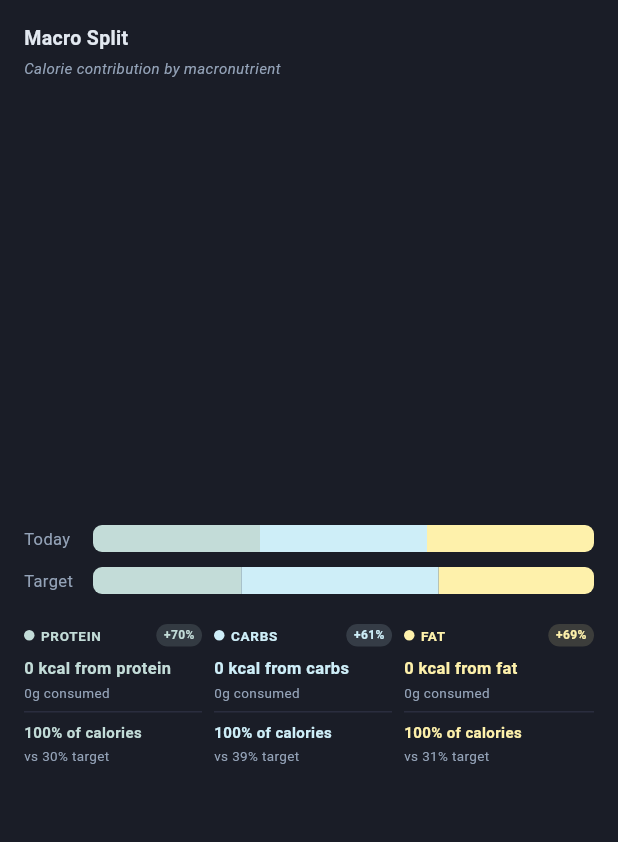
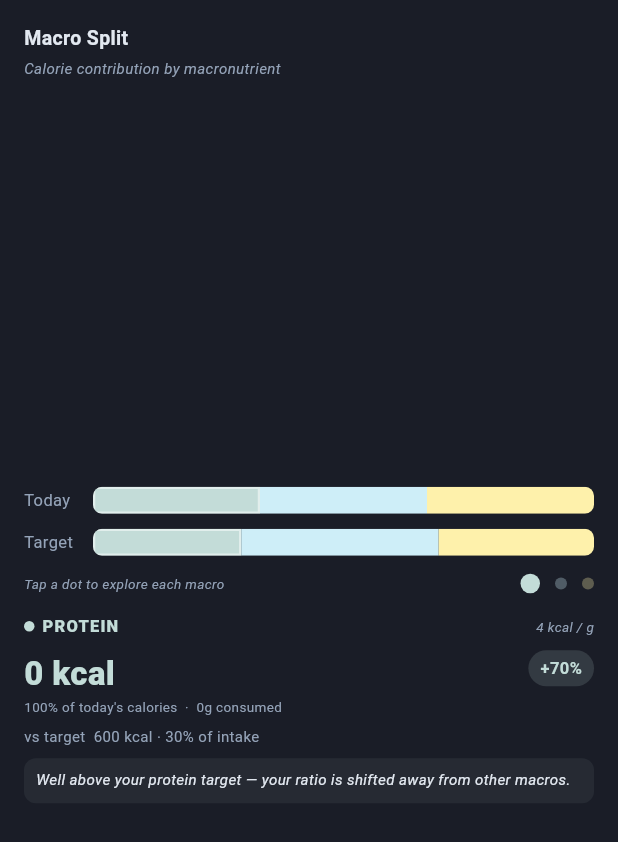
Before and after one commit to worldpeacemetta/WorldPeaceBuilder, a Flutter app: the _MacroSplitPanel widget shown alone on an empty page, opened directly with empty values, on a phone screen of 412 x 824 dp. Shown: the top 842 px of the screen. Run offline on Flutter 3.47's test engine with Material 3 defaults, Android fonts, the phone set to English and light mode, and no system bars; our stand-ins replace fl_chart, flutter_riverpod, go_router, image_picker, shared_preferences, supabase_flutter; missing offline and left inert: mobile_scanner; accounts and stored records are empty.

Commit message:
Interactive Macro Split KPI with animated per-macro report
- StatefulWidget tracking active macro (protein/carbs/fat)
- Bar segments tappable to switch active macro
- Selector dots with animated size/opacity between bars and report
- Hint text 'Tap a dot to explore each macro'
- AnimatedSwitcher with fade+slide transition between macro reports
- Report: large kcal, % of calories, grams, vs target, insight box

https://claude.ai/code/session_01Fh3mjq5VUhPDJmziG8ZXP6

```diff
--- a/mobile/lib/screens/daily_log/day_detail_screen.dart
+++ b/mobile/lib/screens/daily_log/day_detail_screen.dart
@@ -528,43 +528,87 @@ class _TopFoodsPanel extends StatelessWidget {
 }
 
 // ---------------------------------------------------------------------------
-// Chart 4 — Macro split: today's P/C/F % vs target
+// Chart 4 — Macro split: interactive, one macro at a time
 // ---------------------------------------------------------------------------
-class _MacroSplitPanel extends StatelessWidget {
+class _MacroSplitPanel extends StatefulWidget {
   const _MacroSplitPanel({required this.totals, required this.goals});
   final MacroValues totals;
   final MacroGoals goals;
 
-  static const _kcalPerGram = [4.0, 4.0, 9.0]; // protein, carbs, fat
-
-  List<double> _splitKcal(double p, double c, double f) {
-    final pk = p * 4.0, ck = c * 4.0, fk = f * 9.0;
-    final total = pk + ck + fk;
-    if (total <= 0) return [1, 1, 1];
-    return [pk / total, ck / total, fk / total];
+  @override
+  State<_MacroSplitPanel> createState() => _MacroSplitPanelState();
 }
 
-  @override
-  Widget build(BuildContext context) {
-    final actual = _splitKcal(totals.protein, totals.carbs, totals.fat);
-    final target = _splitKcal(goals.protein, goals.carbs, goals.fat);
-    const colors  = [AppColors.protein, AppColors.carbs, AppColors.fat];
-    const names   = ['PROTEIN', 'CARBS', 'FAT'];
-    const macroOf = ['from protein', 'from carbs', 'from fat'];
-    final grams   = [totals.protein, totals.carbs, totals.fat];
+class _MacroSplitPanelState extends State<_MacroSplitPanel> {
+  int _active = 0; // 0=protein, 1=carbs, 2=fat
 
-    Widget bar(List<double> fracs) => ClipRRect(
+  static const _colors        = [AppColors.protein, AppColors.carbs, AppColors.fat];
+  static const _names         = ['PROTEIN', 'CARBS', 'FAT'];
+  static const _macroNames    = ['protein', 'carbs', 'fat'];
+  static const _kcalPerGram   = [4.0, 4.0, 9.0];
+  static const _kcalPerGLabel = ['4 kcal / g', '4 kcal / g', '9 kcal / g'];
+
+  List<double> _split(double p, double c, double f) {
+    final pk = p * 4.0, ck = c * 4.0, fk = f * 9.0;
+    final t = pk + ck + fk;
+    if (t <= 0) return [1, 1, 1];
+    return [pk / t, ck / t, fk / t];
+  }
+
+  String _insight(int i, int diff) {
+    final n = _macroNames[i];
+    if (diff > 10)  return 'Well above your $n target — your ratio is shifted away from other macros.';
+    if (diff > 5)   return 'Slightly above your $n target, within a healthy margin.';
+    if (diff >= -5) return 'Your $n intake is right on target today.';
+    if (diff >= -10) return 'Slightly below your $n target — consider adding a source.';
+    return 'Significantly below your $n target today.';
+  }
+
+  Widget _bar(List<double> fracs, AppColorScheme cs) => ClipRRect(
         borderRadius: BorderRadius.circular(6),
         child: SizedBox(
           height: 18,
           child: Row(children: List.generate(3, (i) {
-              final flex = (fracs[i] * 1000).round();
-              return Flexible(flex: flex, child: Container(color: colors[i]));
+            final flex = (fracs[i] * 1000).clamp(1, 999).round();
+            return Flexible(
+              flex: flex,
+              child: GestureDetector(
+                onTap: () => setState(() => _active = i),
+                child: Container(
+                  color: _colors[i],
+                  foregroundDecoration: _active == i
+                      ? BoxDecoration(
+                          border: Border.all(
+                              color: Colors.white.withValues(alpha: 0.5),
+                              width: 1.5))
+                      : null,
+                ),
+              ),
+            );
           })),
         ),
       );
 
+  @override
+  Widget build(BuildContext context) {
+    final actual = _split(
+        widget.totals.protein, widget.totals.carbs, widget.totals.fat);
+    final target = _split(
+        widget.goals.protein, widget.goals.carbs, widget.goals.fat);
+    final grams       = [widget.totals.protein, widget.totals.carbs, widget.totals.fat];
+    final targetGrams = [widget.goals.protein.toDouble(),
+                         widget.goals.carbs.toDouble(),
+                         widget.goals.fat.toDouble()];
     final cs = AppColorScheme.of(context);
+
+    final i          = _active;
+    final aPct       = (actual[i] * 100).round();
+    final tPct       = (target[i] * 100).round();
+    final diff       = aPct - tPct;
+    final diffStr    = diff == 0 ? '±0%' : (diff > 0 ? '+$diff%' : '$diff%');
+    final diffColor  = diff == 0 ? cs.textMuted : _colors[i];
+    final kcal       = (grams[i] * _kcalPerGram[i]).round();
+    final targetKcal = (targetGrams[i] * _kcalPerGram[i]).round();
 
     return Container(
       color: cs.card,
@@ -582,103 +626,192 @@ class _MacroSplitPanel extends StatelessWidget {
                   color: cs.textMuted,
                   fontStyle: FontStyle.italic)),
           const Spacer(),
-          // Bars
+          // Bars (tappable segments)
           Row(children: [
             SizedBox(width: 46,
                 child: Text('Today',
                     style: TextStyle(fontSize: 11, color: cs.textMuted))),
-            Expanded(child: bar(actual)),
+            Expanded(child: _bar(actual, cs)),
           ]),
           const SizedBox(height: 10),
           Row(children: [
             SizedBox(width: 46,
                 child: Text('Target',
                     style: TextStyle(fontSize: 11, color: cs.textMuted))),
-            Expanded(child: bar(target)),
+            Expanded(child: _bar(target, cs)),
           ]),
-          const SizedBox(height: 20),
-          // Legend — 3 columns
-          Row(
-            crossAxisAlignment: CrossAxisAlignment.start,
-            children: List.generate(3, (i) {
-              final aPct = (actual[i] * 100).round();
-              final tPct = (target[i] * 100).round();
-              final diff = aPct - tPct;
-              final diffStr = diff == 0 ? '±0%' : (diff > 0 ? '+$diff%' : '$diff%');
-              final diffColor = diff == 0 ? cs.textMuted : colors[i];
-              final kcal = (grams[i] * _kcalPerGram[i]).round();
+          const SizedBox(height: 12),
+          // Hint + selector dots
+          Row(children: [
+            Text('Tap a dot to explore each macro',
+                style: TextStyle(
+                    fontSize: 9,
+                    color: cs.textMuted,
+                    fontStyle: FontStyle.italic)),
+            const Spacer(),
+            ...List.generate(3, (j) => GestureDetector(
+              onTap: () => setState(() => _active = j),
+              child: AnimatedContainer(
+                duration: const Duration(milliseconds: 200),
+                margin: const EdgeInsets.only(left: 10),
+                width:  _active == j ? 13 : 8,
+                height: _active == j ? 13 : 8,
+                decoration: BoxDecoration(
+                  color: _active == j
+                      ? _colors[j]
+                      : _colors[j].withValues(alpha: 0.3),
+                  shape: BoxShape.circle,
+                ),
+              ),
+            )),
+          ]),
+          const SizedBox(height: 14),
+          // Animated report
+          AnimatedSwitcher(
+            duration: const Duration(milliseconds: 220),
+            transitionBuilder: (child, anim) => FadeTransition(
+              opacity: anim,
+              child: SlideTransition(
+                position: Tween<Offset>(
+                  begin: const Offset(0, 0.08),
+                  end: Offset.zero,
+                ).animate(CurvedAnimation(parent: anim, curve: Curves.easeOut)),
+                child: child,
+              ),
+            ),
+            child: _MacroReport(
+              key: ValueKey(_active),
+              color:           _colors[i],
+              name:            _names[i],
+              kcalPerGramLabel: _kcalPerGLabel[i],
+              kcal:            kcal,
+              aPct:            aPct,
+              targetKcal:      targetKcal,
+              tPct:            tPct,
+              grams:           grams[i],
+              diffStr:         diffStr,
+              diffColor:       diffColor,
+              insight:         _insight(i, diff),
+              cs:              cs,
+            ),
+          ),
+          const Spacer(),
+        ],
+      ),
+    );
+  }
+}
 
-              return Expanded(
-                child: Padding(
-                  padding: EdgeInsets.only(right: i < 2 ? 8 : 0),
-                  child: Column(
+// ── Per-macro report (swapped via AnimatedSwitcher) ──────────────────────────
+class _MacroReport extends StatelessWidget {
+  const _MacroReport({
+    super.key,
+    required this.color,
+    required this.name,
+    required this.kcalPerGramLabel,
+    required this.kcal,
+    required this.aPct,
+    required this.targetKcal,
+    required this.tPct,
+    required this.grams,
+    required this.diffStr,
+    required this.diffColor,
+    required this.insight,
+    required this.cs,
+  });
+
+  final Color color;
+  final String name;
+  final String kcalPerGramLabel;
+  final int kcal;
+  final int aPct;
+  final int targetKcal;
+  final int tPct;
+  final double grams;
+  final String diffStr;
+  final Color diffColor;
+  final String insight;
+  final AppColorScheme cs;
+
+  @override
+  Widget build(BuildContext context) {
+    return Column(
       crossAxisAlignment: CrossAxisAlignment.start,
       children: [
-                      // Name row + diff badge
+        // Name header + kcal/g label
         Row(
           crossAxisAlignment: CrossAxisAlignment.center,
           children: [
             Container(width: 7, height: 7,
-                              decoration: BoxDecoration(
-                                  color: colors[i], shape: BoxShape.circle)),
-                          const SizedBox(width: 4),
-                          Expanded(
-                            child: Text(names[i],
+                decoration: BoxDecoration(color: color, shape: BoxShape.circle)),
+            const SizedBox(width: 5),
+            Text(name,
+                style: TextStyle(
+                    fontSize: 11,
+                    fontWeight: FontWeight.w800,
+                    color: color,
+                    letterSpacing: 0.8)),
+            const Spacer(),
+            Text(kcalPerGramLabel,
                 style: TextStyle(
                     fontSize: 9,
-                                    fontWeight: FontWeight.w700,
-                                    color: colors[i],
-                                    letterSpacing: 0.5)),
+                    color: cs.textMuted,
+                    fontStyle: FontStyle.italic)),
+          ],
         ),
+        const SizedBox(height: 8),
+        // Big kcal + diff badge
+        Row(
+          crossAxisAlignment: CrossAxisAlignment.start,
+          children: [
+            Column(
+              crossAxisAlignment: CrossAxisAlignment.start,
+              children: [
+                Text('$kcal kcal',
+                    style: TextStyle(
+                        fontSize: 22,
+                        fontWeight: FontWeight.w800,
+                        color: color)),
+                Text('$aPct% of today\'s calories  ·  ${grams.round()}g consumed',
+                    style: TextStyle(fontSize: 9, color: cs.textMuted)),
+              ],
+            ),
+            const Spacer(),
             Container(
-                            padding: const EdgeInsets.symmetric(
-                                horizontal: 5, vertical: 2),
+              padding: const EdgeInsets.symmetric(horizontal: 8, vertical: 4),
               decoration: BoxDecoration(
                 color: diffColor.withValues(alpha: 0.15),
                 borderRadius: BorderRadius.circular(20),
               ),
               child: Text(diffStr,
                   style: TextStyle(
-                                    fontSize: 8,
+                      fontSize: 11,
                       fontWeight: FontWeight.w700,
                       color: diffColor)),
             ),
           ],
         ),
         const SizedBox(height: 6),
-                      // Kcal from macro (primary — bold, colored)
-                      Text('$kcal kcal ${macroOf[i]}',
-                          style: TextStyle(
-                              fontSize: 11,
-                              fontWeight: FontWeight.w700,
-                              color: colors[i])),
-                      const SizedBox(height: 2),
-                      // Grams (secondary — muted)
-                      Text('${grams[i].round()}g consumed',
-                          style: TextStyle(fontSize: 9, color: cs.textMuted)),
-                      // Thin divider
-                      Padding(
-                        padding: const EdgeInsets.symmetric(vertical: 6),
-                        child: Divider(height: 1, color: cs.border),
+        // Target
+        Text('vs target  $targetKcal kcal · $tPct% of intake',
+            style: TextStyle(fontSize: 10, color: cs.textMuted)),
+        const SizedBox(height: 8),
+        // Insight box
+        Container(
+          width: double.infinity,
+          padding: const EdgeInsets.all(8),
+          decoration: BoxDecoration(
+            color: color.withValues(alpha: 0.07),
+            borderRadius: BorderRadius.circular(8),
           ),
-                      // % of today's calories
-                      Text('$aPct% of calories',
+          child: Text(insight,
               style: TextStyle(
                   fontSize: 10,
-                              fontWeight: FontWeight.w600,
-                              color: colors[i])),
-                      const SizedBox(height: 2),
-                      Text('vs $tPct% target',
-                          style: TextStyle(fontSize: 9, color: cs.textMuted)),
+                  color: cs.textPrimary,
+                  fontStyle: FontStyle.italic,
+                  height: 1.4)),
+        ),
       ],
-                  ),
-                ),
-              );
-            }),
-          ),
-          const Spacer(),
-        ],
-      ),
     );
   }
 }
```
Lines whose indentation alone changed are shown as unchanged.
